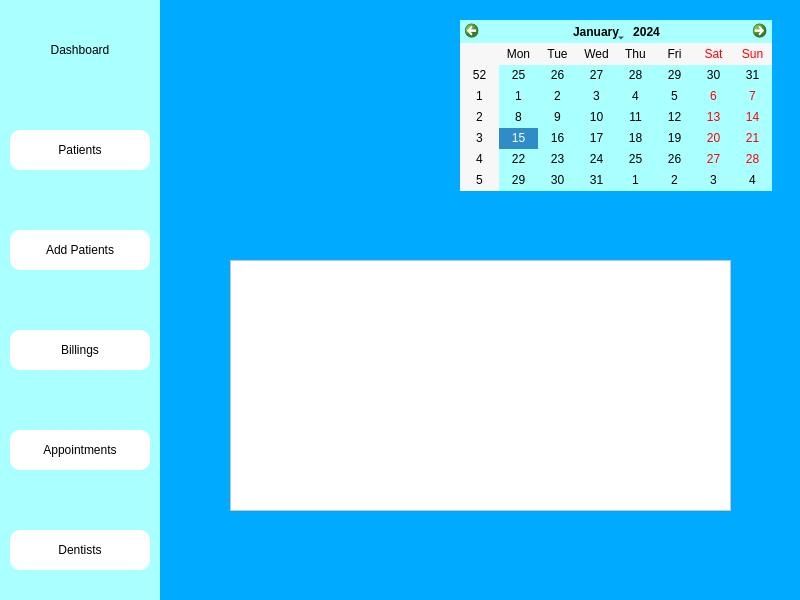
The window that billings_window.ui (Fayadkhan8911/Medico-Desktop-App) describes before a commit, drawn with Qt 5.
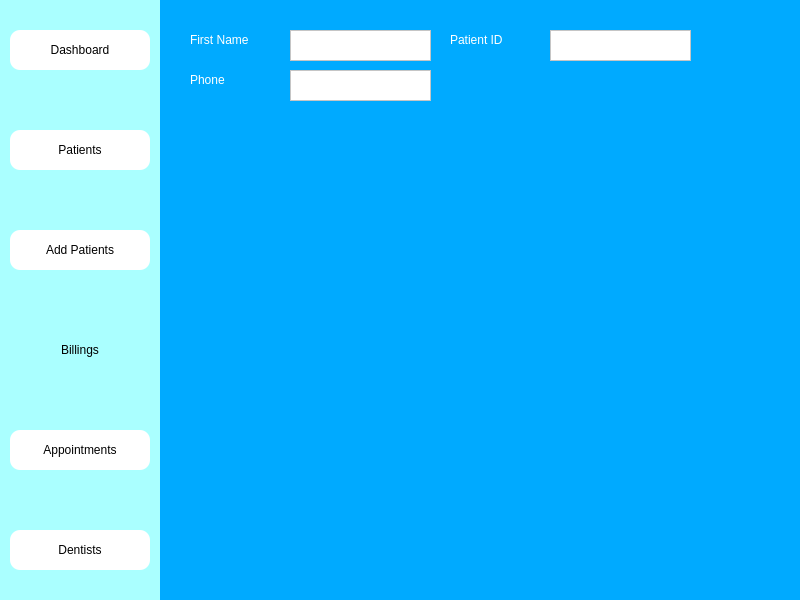
The same window after the commit. Icons and pictures are not drawn.

Commit message: added 'pat_ID' into  add_pat.ui

What changed in the file:
```diff
--- a/billings_window.ui
+++ b/billings_window.ui
@@ -64,6 +64,7 @@
     </property>
     <property name="styleSheet">
      <string notr="true">font: 12pt &quot;MS Shell Dlg 2&quot;;
+background-color: rgb(255, 255, 255);
 border-color: rgb(0, 0, 0);
 border-top-left-radius:10px;
 border-bottom-left-radius:10px;
@@ -116,7 +117,6 @@
     </property>
     <property name="styleSheet">
      <string notr="true">font: 12pt &quot;MS Shell Dlg 2&quot;;
-background-color: rgb(255, 255, 255);
 border-top-left-radius:10px;
 border-bottom-left-radius:10px;
 border-top-right-radius:10px;
@@ -181,36 +181,94 @@
     </property>
    </widget>
   </widget>
-  <widget class="QCalendarWidget" name="calendarWidget">
+  <widget class="QLabel" name="fname_srch">
    <property name="geometry">
     <rect>
-     <x>460</x>
-     <y>20</y>
-     <width>312</width>
-     <height>171</height>
+     <x>190</x>
+     <y>30</y>
+     <width>101</width>
+     <height>20</height>
     </rect>
    </property>
    <property name="styleSheet">
-    <string notr="true">background-color: rgb(255, 255, 255);
-color: rgb(0, 0, 0);
-background-color: rgb(170, 255, 255);</string>
+    <string notr="true">font: 14pt &quot;MS Shell Dlg 2&quot;;
+color: rgb(255, 255, 255);</string>
    </property>
-   <property name="gridVisible">
-    <bool>false</bool>
+   <property name="text">
+    <string>First Name</string>
    </property>
   </widget>
-  <widget class="QTableWidget" name="dash_window">
+  <widget class="QTextEdit" name="fname_srch_edit">
    <property name="geometry">
     <rect>
-     <x>230</x>
-     <y>260</y>
-     <width>501</width>
-     <height>251</height>
+     <x>290</x>
+     <y>30</y>
+     <width>141</width>
+     <height>31</height>
     </rect>
    </property>
    <property name="styleSheet">
-    <string notr="true">background-color: rgb(0, 255, 255);
-background-color: rgb(255, 255, 255);</string>
+    <string notr="true">background-color: rgb(255, 255, 255);</string>
+   </property>
+  </widget>
+  <widget class="QLabel" name="phn_srch">
+   <property name="geometry">
+    <rect>
+     <x>190</x>
+     <y>70</y>
+     <width>101</width>
+     <height>20</height>
+    </rect>
+   </property>
+   <property name="styleSheet">
+    <string notr="true">font: 14pt &quot;MS Shell Dlg 2&quot;;
+color: rgb(255, 255, 255);</string>
+   </property>
+   <property name="text">
+    <string>Phone</string>
+   </property>
+  </widget>
+  <widget class="QTextEdit" name="phone_srch_edit">
+   <property name="geometry">
+    <rect>
+     <x>290</x>
+     <y>70</y>
+     <width>141</width>
+     <height>31</height>
+    </rect>
+   </property>
+   <property name="styleSheet">
+    <string notr="true">background-color: rgb(255, 255, 255);</string>
+   </property>
+  </widget>
+  <widget class="QLabel" name="patid_srch">
+   <property name="geometry">
+    <rect>
+     <x>450</x>
+     <y>30</y>
+     <width>101</width>
+     <height>20</height>
+    </rect>
+   </property>
+   <property name="styleSheet">
+    <string notr="true">font: 14pt &quot;MS Shell Dlg 2&quot;;
+color: rgb(255, 255, 255);</string>
+   </property>
+   <property name="text">
+    <string>Patient ID</string>
+   </property>
+  </widget>
+  <widget class="QTextEdit" name="patid_srch_edit">
+   <property name="geometry">
+    <rect>
+     <x>550</x>
+     <y>30</y>
+     <width>141</width>
+     <height>31</height>
+    </rect>
+   </property>
+   <property name="styleSheet">
+    <string notr="true">background-color: rgb(255, 255, 255);</string>
    </property>
   </widget>
  </widget>
```
The commit also changes 3 other files.
